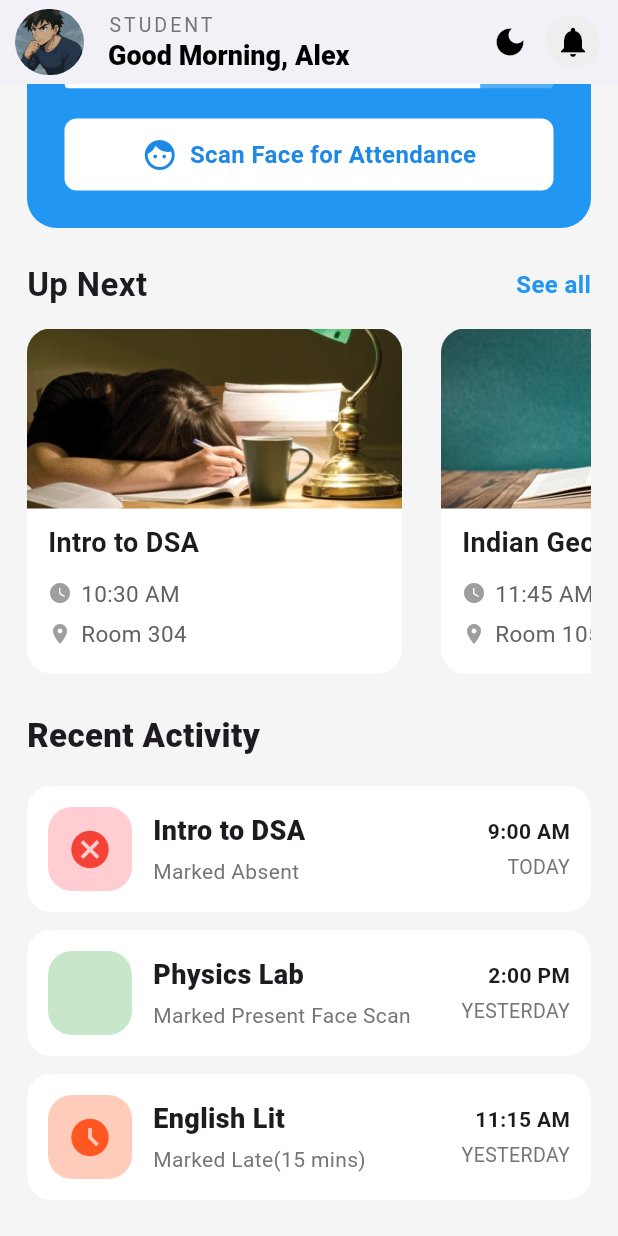
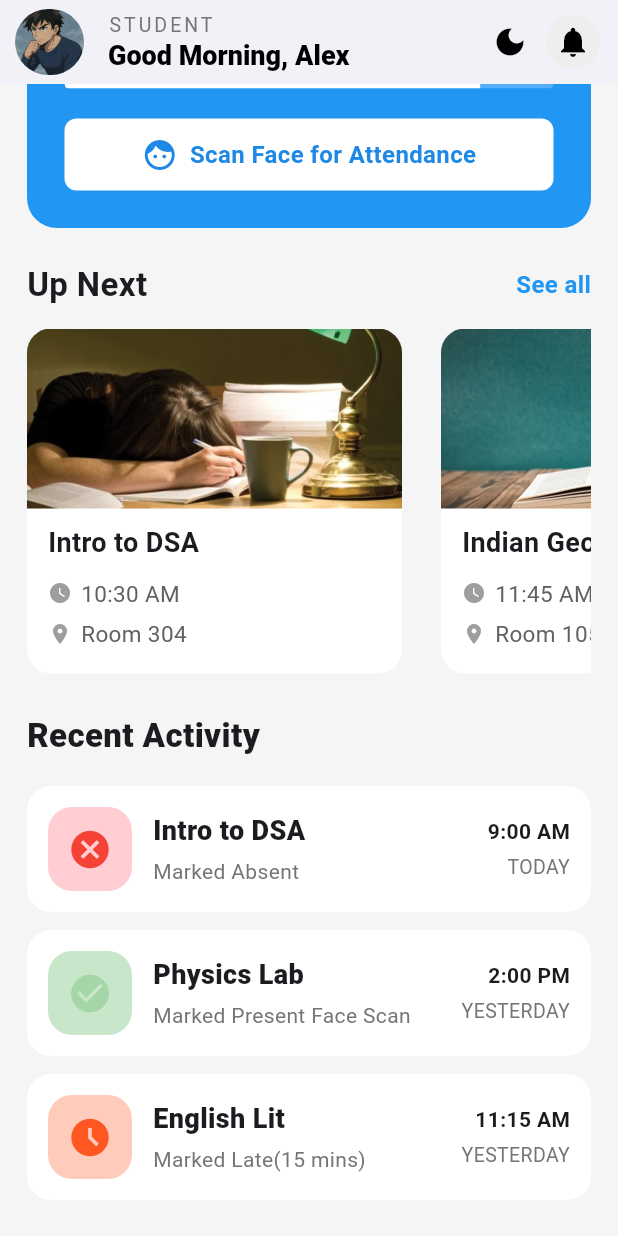
Before and after one commit to Shaurya0987/Ai-Face-Detection-Attendance-App, a Flutter app: the screen it shows after launch, scrolled down 180 dp, on a phone screen of 412 x 824 dp. Run offline on Flutter 3.47's test engine with Material 3 defaults, Android fonts, the phone set to English and light mode, and no system bars; our stand-ins replace action_slider, fl_chart, google_fonts.

Commit message:
Student DashBoard Added

```diff
--- a/lib/Screens/StudentDashBoard/StudentDashBoard.dart
+++ b/lib/Screens/StudentDashBoard/StudentDashBoard.dart
@@ -76,7 +76,7 @@ class StudentDashboard extends StatelessWidget {
           const SizedBox(height: 12),
 
           RecentActivityContainer(title: "Intro to DSA", subtitle: "Marked Absent", time: "9:00 AM", day: "TODAY", icon: Icons.cancel, iconColor: Colors.red, colorShade: Colors.red.shade100),
-          RecentActivityContainer(title: "Physics Lab", subtitle: "Marked Present Face Scan", time: "2:00 PM", day: "YESTERDAY", icon: Icons.check_circle, iconColor: Colors.green.shade100, colorShade: Colors.green.shade100),
+          RecentActivityContainer(title: "Physics Lab", subtitle: "Marked Present Face Scan", time: "2:00 PM", day: "YESTERDAY", icon: Icons.check_circle, iconColor: Colors.green.shade200, colorShade: Colors.green.shade100),
           RecentActivityContainer(title: "English Lit", subtitle: "Marked Late(15 mins)", time: "11:15 AM", day: "YESTERDAY", icon: Icons.access_time_filled, iconColor: Colors.deepOrange, colorShade: Colors.deepOrange.shade100),
         ],
       ),
```
